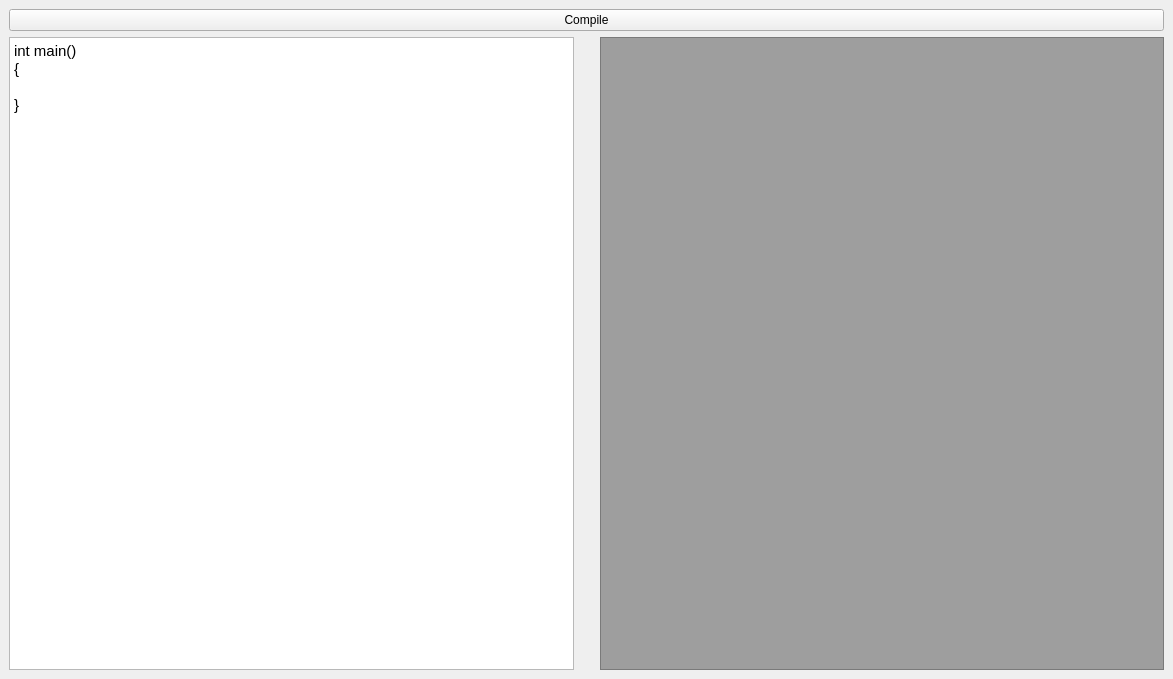
Before: the Qt Designer form app/mainwindow.ui in davidvidovic/riscv-emulator, drawn with Qt 5.
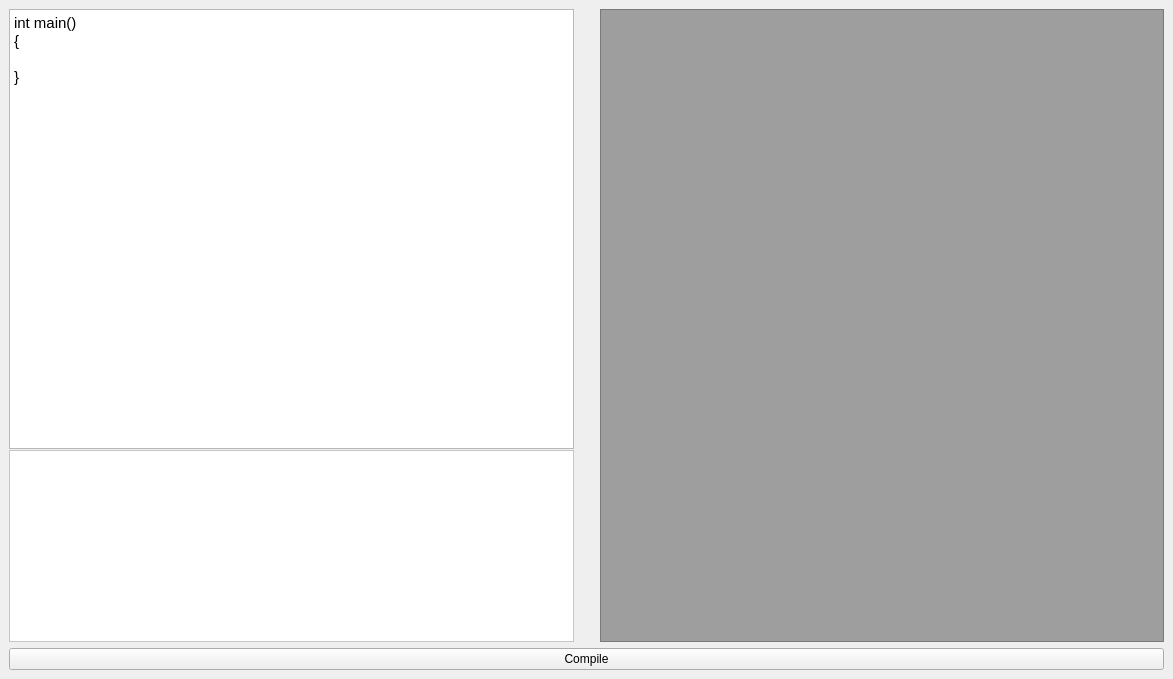
After: the same form once the commit is applied.

Commit message: Added terminal output to UI component, it shows errors or compile success message.

What changed in the file:
```diff
--- a/app/mainwindow.ui
+++ b/app/mainwindow.ui
@@ -23,16 +23,14 @@
    <layout class="QGridLayout" name="gridLayout">
     <item row="0" column="0">
      <layout class="QVBoxLayout" name="verticalLayout">
-      <item>
-       <widget class="QPushButton" name="pushButton">
-        <property name="text">
-         <string>Compile</string>
-        </property>
-       </widget>
-      </item>
       <item>
        <layout class="QHBoxLayout" name="horizontalLayout">
         <item>
+         <layout class="QVBoxLayout" name="verticalLayout_3">
+          <property name="spacing">
+           <number>1</number>
+          </property>
+          <item>
          <widget class="QTextEdit" name="code_textbox">
           <property name="html">
            <string>&lt;!DOCTYPE HTML PUBLIC &quot;-//W3C//DTD HTML 4.0//EN&quot; &quot;http://www.w3.org/TR/REC-html40/strict.dtd&quot;&gt;
@@ -49,6 +47,23 @@
           </property>
          </widget>
         </item>
+          <item alignment="Qt::AlignBottom">
+           <widget class="QTextEdit" name="terminal_output">
+            <property name="enabled">
+             <bool>false</bool>
+            </property>
+            <property name="styleSheet">
+             <string notr="true">font: 14pt &quot;Ubuntu&quot;;
+background-color: rgb(255, 255, 255);
+color: rgb(0, 0, 0);</string>
+            </property>
+            <property name="readOnly">
+             <bool>true</bool>
+            </property>
+           </widget>
+          </item>
+         </layout>
+        </item>
         <item>
          <spacer name="verticalSpacer">
           <property name="orientation">
@@ -77,6 +92,13 @@
         </item>
        </layout>
       </item>
+      <item>
+       <widget class="QPushButton" name="pushButton">
+        <property name="text">
+         <string>Compile</string>
+        </property>
+       </widget>
+      </item>
      </layout>
     </item>
    </layout>
```
Lines whose indentation alone changed are shown as unchanged. The commit also changes 6 other files.
